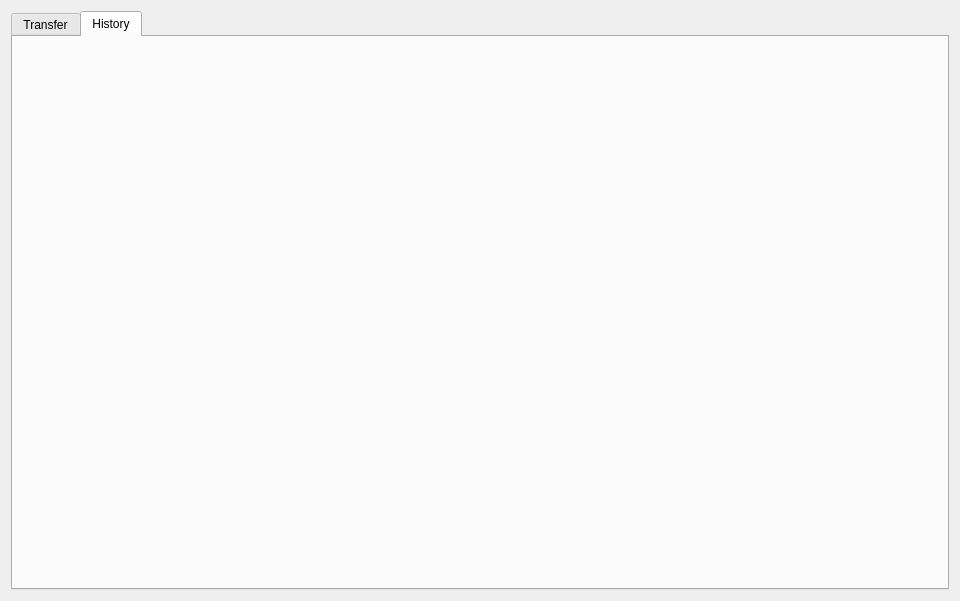
drivechain-old/sidechain, file src/qt/forms/sidechainpage.ui: the form before one commit.
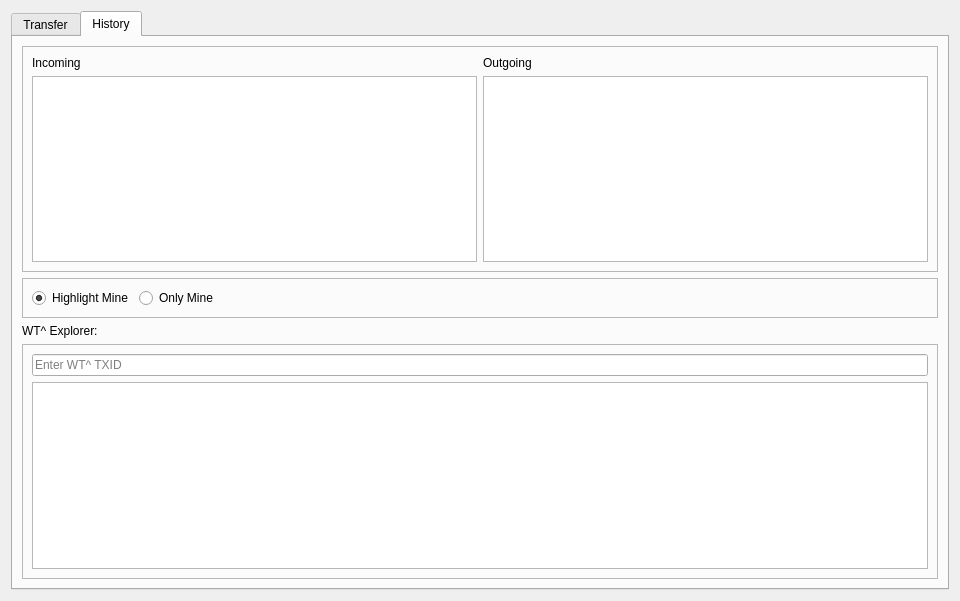
The form after the commit. The open tabs and pages were chosen to show the change. Icons and pictures are not drawn.

Commit message: History page

The edit to the form file:
```diff
--- a/src/qt/forms/sidechainpage.ui
+++ b/src/qt/forms/sidechainpage.ui
@@ -361,6 +361,111 @@
       <attribute name="title">
        <string>History</string>
       </attribute>
+      <layout class="QGridLayout" name="gridLayout_6">
+       <item row="2" column="0">
+        <widget class="QLabel" name="label_10">
+         <property name="text">
+          <string>WT^ Explorer:</string>
+         </property>
+        </widget>
+       </item>
+       <item row="0" column="0">
+        <widget class="QFrame" name="frame_10">
+         <property name="frameShape">
+          <enum>QFrame::StyledPanel</enum>
+         </property>
+         <property name="frameShadow">
+          <enum>QFrame::Raised</enum>
+         </property>
+         <layout class="QGridLayout" name="gridLayout_7">
+          <item row="0" column="2">
+           <widget class="QLabel" name="label_12">
+            <property name="text">
+             <string>Outgoing</string>
+            </property>
+           </widget>
+          </item>
+          <item row="3" column="2">
+           <widget class="QListView" name="listViewOutgoing"/>
+          </item>
+          <item row="0" column="1">
+           <widget class="QLabel" name="label_11">
+            <property name="text">
+             <string>Incoming </string>
+            </property>
+           </widget>
+          </item>
+          <item row="3" column="1">
+           <widget class="QListView" name="listViewIncoming"/>
+          </item>
+         </layout>
+        </widget>
+       </item>
+       <item row="3" column="0">
+        <widget class="QFrame" name="frame_9">
+         <property name="frameShape">
+          <enum>QFrame::StyledPanel</enum>
+         </property>
+         <property name="frameShadow">
+          <enum>QFrame::Raised</enum>
+         </property>
+         <layout class="QVBoxLayout" name="verticalLayout_7">
+          <item>
+           <widget class="QLineEdit" name="lineEditWTtxid">
+            <property name="placeholderText">
+             <string>Enter WT^ TXID</string>
+            </property>
+           </widget>
+          </item>
+          <item>
+           <widget class="QTreeView" name="treeView"/>
+          </item>
+         </layout>
+        </widget>
+       </item>
+       <item row="1" column="0">
+        <widget class="QFrame" name="frame_11">
+         <property name="frameShape">
+          <enum>QFrame::StyledPanel</enum>
+         </property>
+         <property name="frameShadow">
+          <enum>QFrame::Raised</enum>
+         </property>
+         <layout class="QHBoxLayout" name="horizontalLayout_3">
+          <item>
+           <widget class="QRadioButton" name="radioButtonHighlightMine">
+            <property name="text">
+             <string>Highlight Mine</string>
+            </property>
+            <property name="checked">
+             <bool>true</bool>
+            </property>
+           </widget>
+          </item>
+          <item>
+           <widget class="QRadioButton" name="radioButtonOnlyMine">
+            <property name="text">
+             <string>Only Mine</string>
+            </property>
+           </widget>
+          </item>
+          <item>
+           <spacer name="horizontalSpacer_3">
+            <property name="orientation">
+             <enum>Qt::Horizontal</enum>
+            </property>
+            <property name="sizeHint" stdset="0">
+             <size>
+              <width>40</width>
+              <height>20</height>
+             </size>
+            </property>
+           </spacer>
+          </item>
+         </layout>
+        </widget>
+       </item>
+      </layout>
      </widget>
     </widget>
    </item>
```
